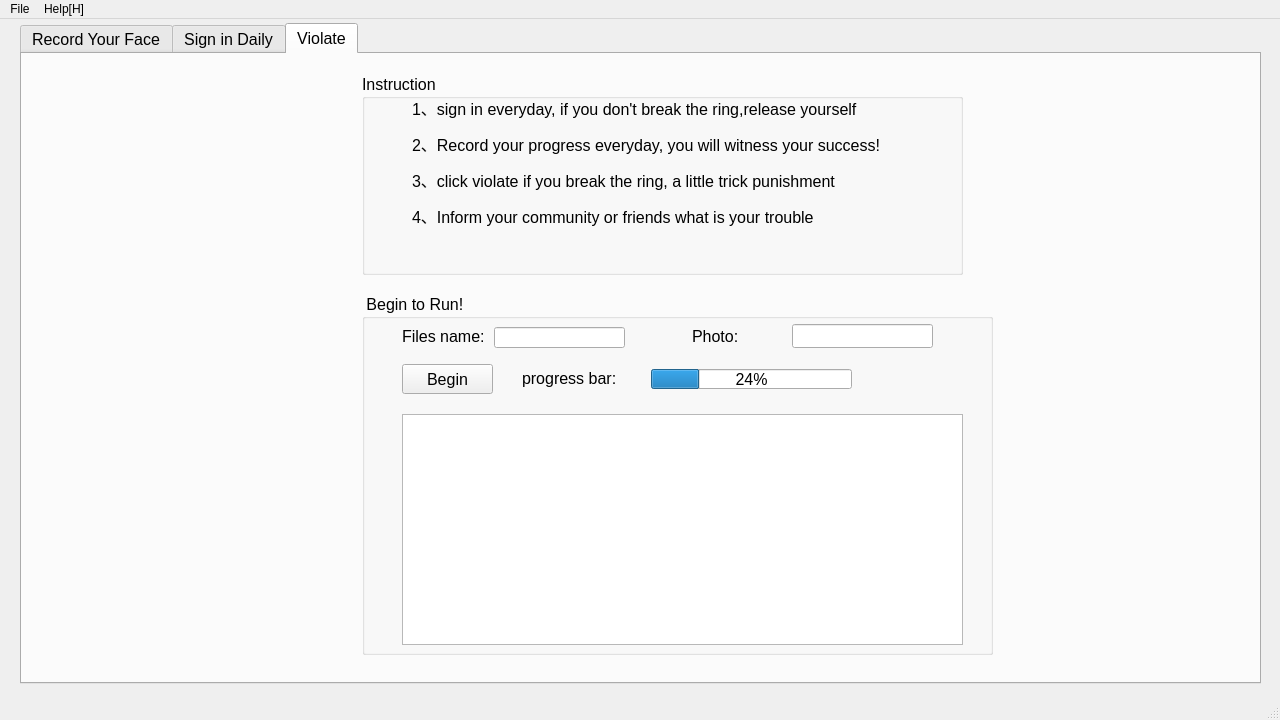
sainttelant/quitaddiction, file ToolUI.ui: the form before one commit.
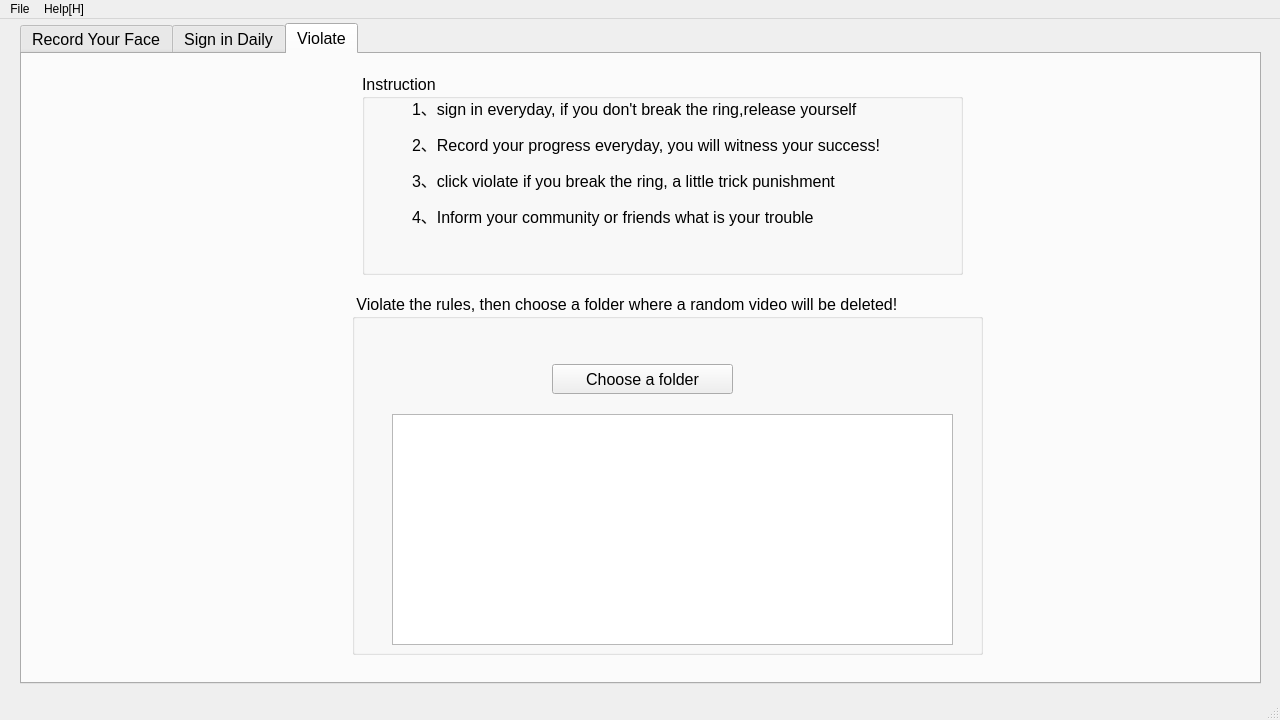
The form after the commit. The open tabs and pages were chosen to show the change. Icons and pictures are not drawn.

Commit message: add video encryt and decryt functions

Diff of the .ui file:
```diff
--- a/ToolUI.ui
+++ b/ToolUI.ui
@@ -223,39 +223,26 @@
      <widget class="QGroupBox" name="groupBox_31">
       <property name="geometry">
        <rect>
-        <x>340</x>
+        <x>330</x>
         <y>240</y>
         <width>631</width>
         <height>361</height>
        </rect>
       </property>
       <property name="title">
-       <string> Begin to Run!</string>
+       <string> Violate the rules, then choose a folder where a random video will be deleted!</string>
       </property>
-      <widget class="QProgressBar" name="progressBar_3">
-       <property name="geometry">
-        <rect>
-         <x>289</x>
-         <y>75</y>
-         <width>201</width>
-         <height>20</height>
-        </rect>
-       </property>
-       <property name="value">
-        <number>24</number>
-       </property>
-      </widget>
       <widget class="QPushButton" name="pushButton_3">
        <property name="geometry">
         <rect>
-         <x>40</x>
+         <x>200</x>
          <y>70</y>
-         <width>91</width>
+         <width>181</width>
          <height>30</height>
         </rect>
        </property>
        <property name="text">
-        <string>Begin</string>
+        <string>Choose a folder</string>
        </property>
        <property name="icon">
         <iconset>
@@ -268,29 +255,6 @@
         </size>
        </property>
       </widget>
-      <widget class="QLabel" name="label_8">
-       <property name="geometry">
-        <rect>
-         <x>40</x>
-         <y>30</y>
-         <width>81</width>
-         <height>24</height>
-        </rect>
-       </property>
-       <property name="text">
-        <string>Files name:</string>
-       </property>
-      </widget>
-      <widget class="QLineEdit" name="lineEdit_31">
-       <property name="geometry">
-        <rect>
-         <x>132</x>
-         <y>33</y>
-         <width>131</width>
-         <height>21</height>
-        </rect>
-       </property>
-      </widget>
       <widget class="QTextEdit" name="textEdit_3">
        <property name="geometry">
         <rect>
@@ -301,42 +265,6 @@
         </rect>
        </property>
       </widget>
-      <widget class="QLabel" name="label_9">
-       <property name="geometry">
-        <rect>
-         <x>160</x>
-         <y>72</y>
-         <width>101</width>
-         <height>24</height>
-        </rect>
-       </property>
-       <property name="text">
-        <string>progress bar:</string>
-       </property>
-      </widget>
-      <widget class="QLabel" name="label_10">
-       <property name="geometry">
-        <rect>
-         <x>330</x>
-         <y>30</y>
-         <width>68</width>
-         <height>24</height>
-        </rect>
-       </property>
-       <property name="text">
-        <string>Photo:</string>
-       </property>
-      </widget>
-      <widget class="QLineEdit" name="lineEdit_32">
-       <property name="geometry">
-        <rect>
-         <x>430</x>
-         <y>30</y>
-         <width>141</width>
-         <height>24</height>
-        </rect>
-       </property>
-      </widget>
      </widget>
      <widget class="QGroupBox" name="groupBox_23">
       <property name="geometry">
```
Left out of the diff: 2 changed lines with no effect on the pictures. The commit also changes 4 other files.
